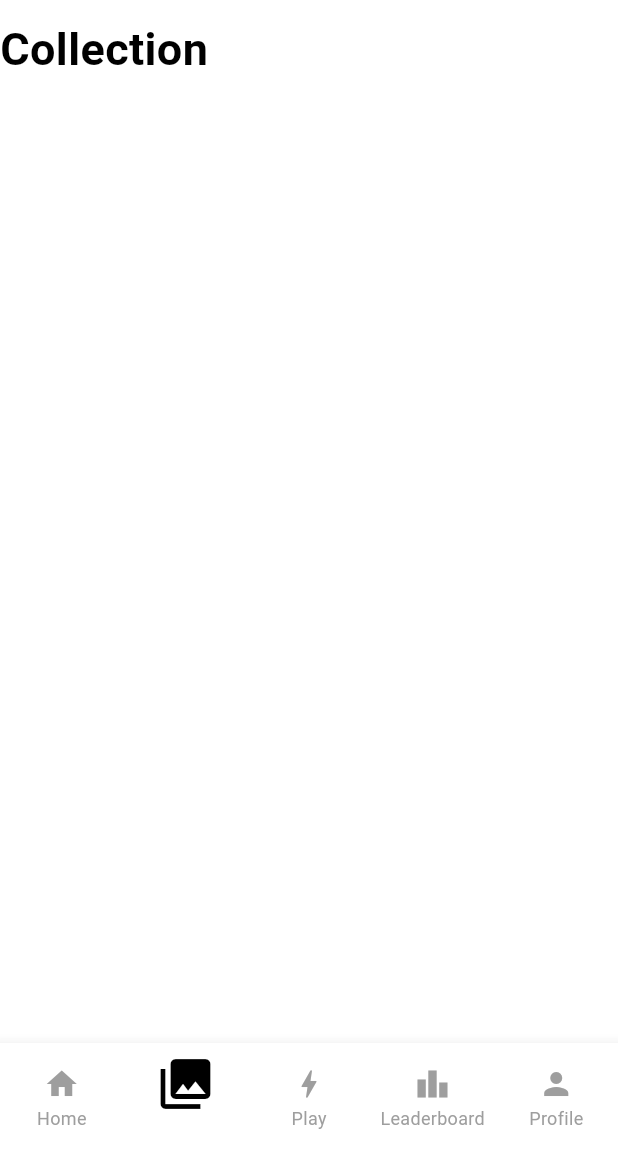
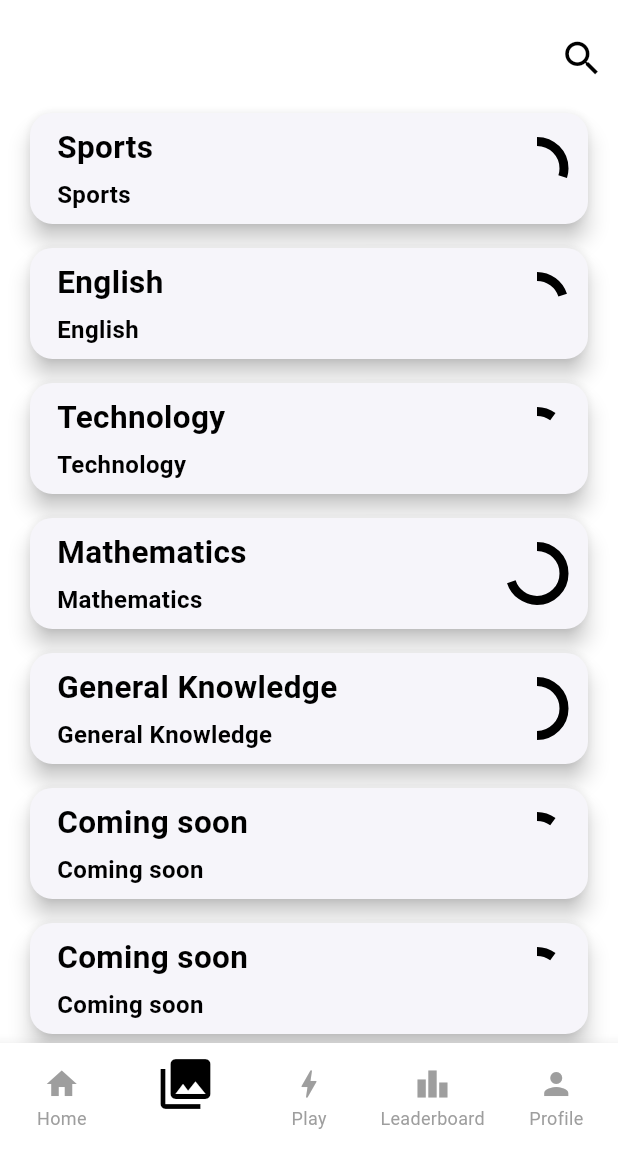
Before and after one commit to nh4ll/Trivia_app_flutter, a Flutter app: the HomePage screen opened directly, item 2 of the bottom bar chosen, on a phone screen of 412 x 824 dp, the part 82-1236 px from its top. Run offline on Flutter 3.47's test engine with Material 3 defaults, Android fonts, the phone set to English and light mode, and no system bars; our stand-ins replace firebase_core; accounts and stored records are empty; Roboto replaces fonts that are missing (Poppins).

```diff
--- a/lib/main.dart
+++ b/lib/main.dart
@@ -1,4 +1,5 @@
 import 'package:flutter/material.dart';
+import 'package:flutter/services.dart';
 import 'package:provider/provider.dart';
 import 'package:trivia_with_flutter/screen/entry/entry_screen.dart';
 import 'package:trivia_with_flutter/utils/providers/navigation/navigatorprovider.dart';
@@ -6,8 +7,12 @@ import 'package:trivia_with_flutter/utils/providers/theme/themeprovider.dart';
 
 void main() {
   Provider.debugCheckInvalidValueType = null;
-
-  runApp(const MainApp());
+  WidgetsFlutterBinding.ensureInitialized();
+  SystemChrome.setPreferredOrientations(
+      [DeviceOrientation.portraitUp, DeviceOrientation.portraitDown]).then(
+    (value) => runApp(const MainApp()),
+  );
+  // TestWidgetsFlutterBinding.ensureInitialized();
 }
 
 class MainApp extends StatelessWidget {
--- /dev/null
+++ b/lib/screen/collection/collection.dart
@@ -0,0 +1,147 @@
+import 'package:flutter/material.dart';
+import 'package:provider/provider.dart';
+
+import '../../utils/colours/colors.dart';
+import '../../utils/providers/theme/themeprovider.dart';
+
+class CollectionPage extends StatelessWidget {
+  const CollectionPage({super.key});
+
+  @override
+  Widget build(BuildContext context) {
+    var themeProvider = context.watch<ThemeProvider>();
+    TextStyle titleStyle = TextStyle(
+      fontSize: 21,
+      fontWeight: FontWeight.bold,
+      color: themeProvider.isLightTheme ? Light.text : Dark.text,
+    );
+    TextStyle subTitleStyle = TextStyle(
+      fontSize: 16,
+      fontWeight: FontWeight.bold,
+      color: themeProvider.isLightTheme ? Light.text : Dark.text,
+    );
+    return Scaffold(
+      backgroundColor:
+          themeProvider.isLightTheme ? Light.background : Dark.background,
+      appBar: AppBar(
+        backgroundColor:
+            themeProvider.isLightTheme ? Light.background : Dark.background,
+        automaticallyImplyLeading: false,
+        actions: [
+          IconButton(
+            onPressed: () {},
+            icon: Icon(
+              Icons.search,
+              size: 30,
+              color: themeProvider.isLightTheme ? Light.icons : Dark.icons,
+            ),
+          ),
+        ],
+      ),
+      body: ListView.builder(
+        scrollDirection: Axis.vertical,
+        shrinkWrap: true,
+        itemCount: 20,
+        itemBuilder: (ctx, index) {
+          return GestureDetector(
+            onTap: () {
+              // Navigator.push(
+              //   context,
+              //   MaterialPageRoute(builder: (context) => ),
+              // );
+            },
+            child: Card(
+              color: themeProvider.isLightTheme
+                  ? Light.buttonUpperLayer
+                  : Dark.buttonUpperLayer,
+              elevation: 6,
+              shape: RoundedRectangleBorder(
+                borderRadius: BorderRadius.circular(15),
+              ),
+              margin: const EdgeInsets.symmetric(horizontal: 20, vertical: 8),
+              child: Padding(
+                padding: EdgeInsets.all(8.0),
+                child: Row(
+                  mainAxisAlignment: MainAxisAlignment.start,
+                  crossAxisAlignment: CrossAxisAlignment.center,
+                  children: [
+                    // ClipRRect(
+                    //   borderRadius: BorderRadius.only(topRight: Radius.circular(10)),
+                    //   child: Image.asset("assets/IMG_OOO1.JPG"),
+                    // ),
+                    const SizedBox(width: 10),
+                    Expanded(
+                        flex: 3,
+                        child: Column(
+                          crossAxisAlignment: CrossAxisAlignment.start,
+                          mainAxisSize: MainAxisSize.min,
+                          children: [
+                            Text(
+                                index < collections.length
+                                    ? collections[index]["name"]
+                                    : "Coming soon",
+                                style: titleStyle),
+                            const SizedBox(height: 5),
+                            Text(
+                              index < collections.length
+                                  ? collections[index]["name"]
+                                  : "Coming soon",
+                              style: subTitleStyle,
+                            )
+                          ],
+                        )),
+                    Padding(
+                      padding: const EdgeInsets.all(8.0),
+                      child: CircularProgressIndicator(
+                        valueColor: AlwaysStoppedAnimation<Color>(
+                          themeProvider.isLightTheme?Colors.black:Colors.white,
+                        ),
+                        value: index < collections.length
+                            ? collections[index]["progress"]
+                            : 0.1,
+                        strokeWidth: 6,
+                      ),
+                    )
+                  ],
+                ),
+              ),
+            ),
+          );
+        },
+      ),
+    );
+  }
+}
+
+List collections = [
+  {"name": "Sports", "progress": 0.3},
+  {"name": "English", "progress": 0.2},
+  {"name": "Technology", "progress": 0.1},
+  {"name": "Mathematics", "progress": 0.7},
+  {"name": "General Knowledge", "progress": 0.5},
+  // {"name" : "Sports",  "progress" : 0.3},
+  // {"name" : "Sports",  "progress" : 0.3},
+  // {"name" : "English",  "progress" : 0.2},
+  // {"name" : "English",  "progress" : 0.2},
+  // {"name" : "Technology",  "progress" : 0.1},
+  // {"name" : "Technology",  "progress" : 0.1},
+  // {"name" : "Mathematics",  "progress" : 0.7},
+  // {"name" : "Mathematics",  "progress" : 0.7},
+  // {"name": "General Knowledge", "progress": 0.5} ,
+  // {"name": "General Knowledge", "progress": 0.5} ,
+  // {"name" : "Sports",  "progress" : 0.3},
+  // {"name" : "Sports",  "progress" : 0.3},
+  // {"name" : "Sports",  "progress" : 0.3},
+  // {"name" : "English",  "progress" : 0.2},
+  // {"name" : "English",  "progress" : 0.2},
+  // {"name" : "English",  "progress" : 0.2},
+  // {"name" : "Technology",  "progress" : 0.1},
+  // {"name" : "Technology",  "progress" : 0.1},
+  // {"name" : "Technology",  "progress" : 0.1},
+  // {"name" : "Mathematics",  "progress" : 0.7},
+  // {"name" : "Mathematics",  "progress" : 0.7},
+  // {"name" : "Mathematics",  "progress" : 0.7},
+  // {"name": "General Knowledge", "progress": 0.5} ,
+  // {"name": "General Knowledge", "progress": 0.5} ,
+  // {"name": "General Knowledge", "progress": 0.5} ,
+];
--- a/lib/screen/home/home_page.dart
+++ b/lib/screen/home/home_page.dart
@@ -1,5 +1,6 @@
 import 'package:flutter/material.dart';
 import 'package:provider/provider.dart';
+import 'package:trivia_with_flutter/screen/collection/collection.dart';
 import 'package:trivia_with_flutter/screen/home/bottom_nav_bar.dart';
 import 'package:trivia_with_flutter/screen/nav_home/nav_home_page.dart';
 import 'package:trivia_with_flutter/screen/profile/profile.dart';
@@ -30,10 +31,7 @@ class _HomePageState extends State<HomePage> {
 
     List<Widget> widgetOptions = <Widget>[
     NavHomePage(themeProvider: themeProvider,),
-    Text(
-      'Collection',
-      style: optionStyle,
-    ),
+    const CollectionPage(),
     Text(
       'Play',
       style: optionStyle,
--- a/lib/screen/login/otp_screen.dart
+++ b/lib/screen/login/otp_screen.dart
@@ -1,7 +1,5 @@
 import 'package:flutter/material.dart';
 import 'package:provider/provider.dart';
-
-import '../../main.dart';
 import '../../utils/colours/colors.dart';
 import '../../utils/providers/theme/themeprovider.dart';
 import '../../utils/strings/strings.dart';
```
